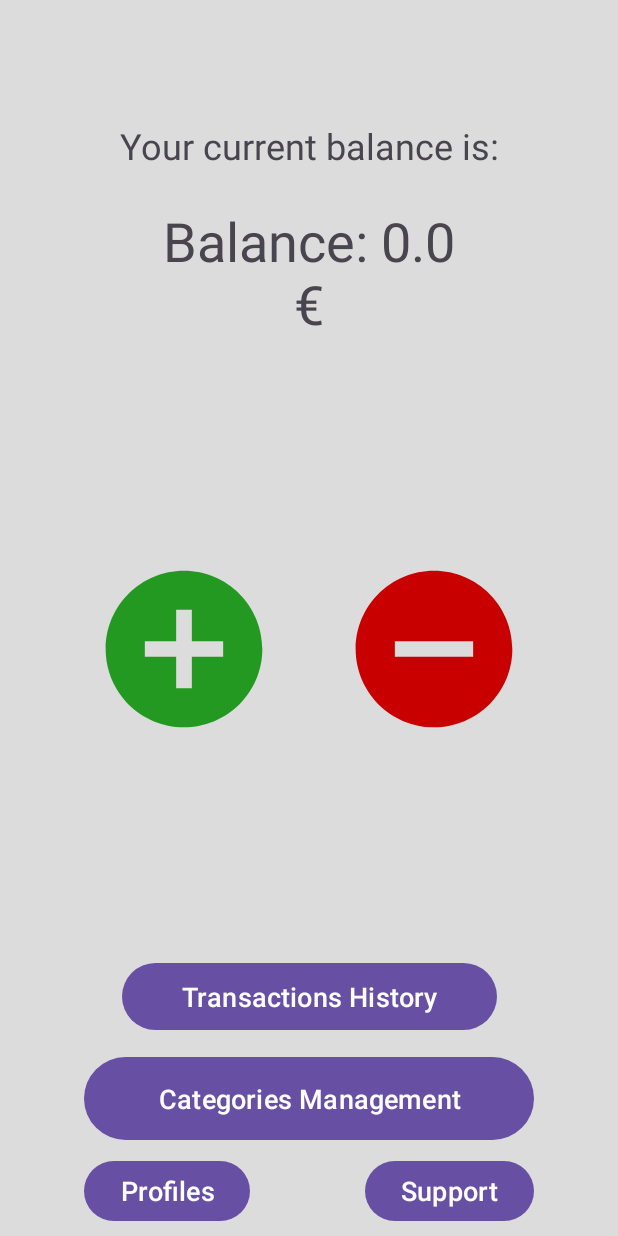
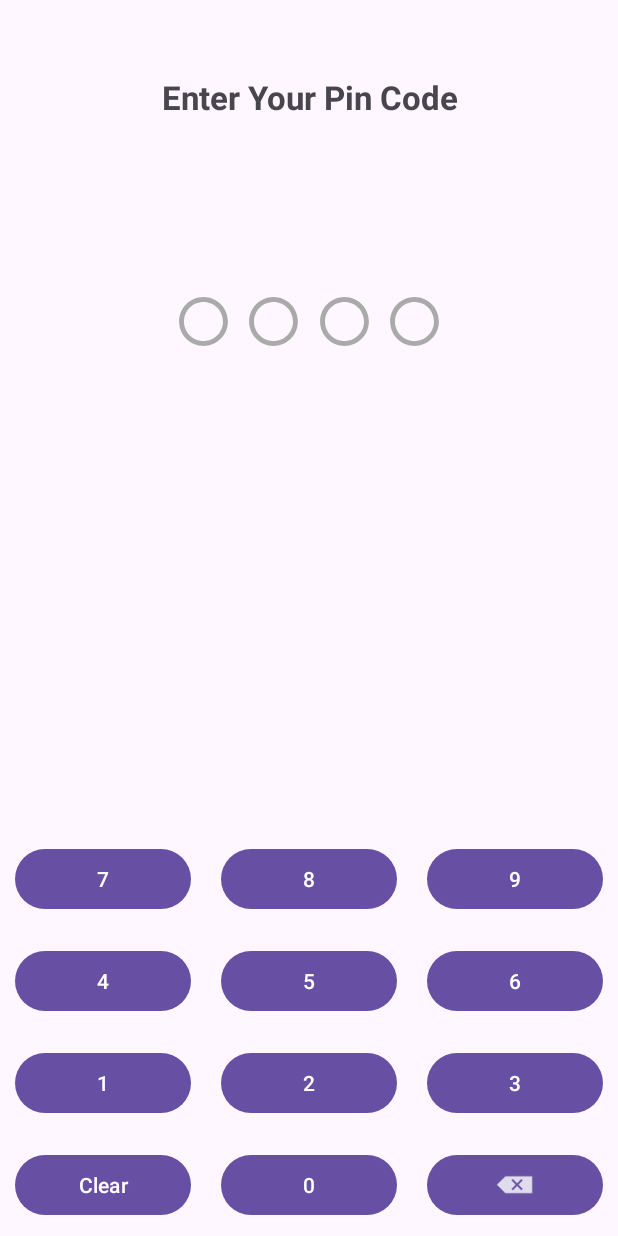
Before and after one commit to Alex-DCI/MyFinance, an Android app: the screen it shows after launch (MainActivity before the commit, StartActivity after it), on a phone screen of 412 x 824 dp. Run offline under Robolectric (Android 15) with nearby library versions, the phone set to English and light mode, and no system bars.

Commit message:
pincode activity implemented

```diff
--- a/app/build.gradle.kts
+++ b/app/build.gradle.kts
@@ -43,5 +43,4 @@ dependencies {
     implementation(libs.jackson.databind)
     implementation(libs.jackson.datatype.jsr310)
     runtimeOnly(libs.material.v1130alpha04)
-
 }
--- /dev/null
+++ b/app/src/main/java/org/dci/myfinance/StartActivity.java
@@ -0,0 +1,101 @@
+package org.dci.myfinance;
+
+import android.content.Intent;
+import android.os.Bundle;
+import android.view.View;
+import android.widget.Button;
+import android.widget.ImageView;
+import android.widget.Toast;
+
+import androidx.activity.EdgeToEdge;
+import androidx.appcompat.app.AppCompatActivity;
+import androidx.appcompat.content.res.AppCompatResources;
+import androidx.core.graphics.Insets;
+import androidx.core.view.ViewCompat;
+import androidx.core.view.WindowInsetsCompat;
+
+import java.util.ArrayList;
+
+public class StartActivity extends AppCompatActivity {
+    Button enterButton;
+    ArrayList<Integer> input;
+    ImageView[] pinChars;
+    @Override
+    protected void onCreate(Bundle savedInstanceState) {
+        super.onCreate(savedInstanceState);
+        EdgeToEdge.enable(this);
+        setContentView(R.layout.activity_start);
+        ViewCompat.setOnApplyWindowInsetsListener(findViewById(R.id.main), (v, insets) -> {
+            Insets systemBars = insets.getInsets(WindowInsetsCompat.Type.systemBars());
+            v.setPadding(systemBars.left, systemBars.top, systemBars.right, systemBars.bottom);
+            return insets;
+        });
+
+        Button[] numberButtons = new Button[10];
+        numberButtons[0] = findViewById(R.id.button0);
+        numberButtons[1] = findViewById(R.id.button1);
+        numberButtons[2] = findViewById(R.id.button2);
+        numberButtons[3] = findViewById(R.id.button3);
+        numberButtons[4] = findViewById(R.id.button4);
+        numberButtons[5] = findViewById(R.id.button5);
+        numberButtons[6] = findViewById(R.id.button6);
+        numberButtons[7] = findViewById(R.id.button7);
+        numberButtons[8] = findViewById(R.id.button8);
+        numberButtons[9] = findViewById(R.id.button9);
+        Button clearButton = findViewById(R.id.clearButton);
+        enterButton = findViewById(R.id.enterButton);
+        Button backspaceButton = findViewById(R.id.backSpaceButton);
+
+        pinChars = new ImageView[4];
+        pinChars[0] = findViewById(R.id.pinChar0);
+        pinChars[1] = findViewById(R.id.pinChar1);
+        pinChars[2] = findViewById(R.id.pinChar2);
+        pinChars[3] = findViewById(R.id.pinChar3);
+
+        input = new ArrayList<>(4);
+
+        for (int i = 0; i < 10; i++) {
+            int finalI = i;
+            numberButtons[i].setOnClickListener(v -> {
+                addNumber(finalI);
+            });
+        }
+        clearButton.setOnClickListener(v -> {
+            input.clear();
+            setPinChars();
+        });
+        backspaceButton.setOnClickListener(v -> {
+            input.remove(input.size() - 1);
+            setPinChars();
+        });
+        enterButton.setOnClickListener(v -> {
+            //TODO implement after profile is complete
+            Intent intent = new Intent(this, MainActivity.class);
+            startActivity(intent);
+        });
+    }
+
+    private void addNumber(int i) {
+        if (input.size() < 4) {
+            input.add(i);
+        } else {
+            Toast.makeText(this, "Only 4-digit PIN is allowed.", Toast.LENGTH_SHORT).show();
+        }
+        setPinChars();
+    }
+
+    private void setPinChars() {
+        for (int i = 0; i < 4; i++) {
+            if (i < input.size()) {
+                pinChars[i].setImageDrawable(AppCompatResources.getDrawable(this, R.drawable.circle_filled));
+            } else {
+                pinChars[i].setImageDrawable(AppCompatResources.getDrawable(this, R.drawable.circle));
+            }
+        }
+        if (input.size() == 4) {
+            enterButton.setVisibility(View.VISIBLE);
+        } else {
+            enterButton.setVisibility(View.INVISIBLE);
+        }
+    }
+}
--- /dev/null
+++ b/app/src/main/res/drawable-anydpi/circle.xml
@@ -0,0 +1,15 @@
+<vector xmlns:android="http://schemas.android.com/apk/res/android"
+    android:width="24dp"
+    android:height="24dp"
+    android:viewportWidth="24"
+    android:viewportHeight="24"
+    android:tint="#aaaaaa">
+  <group android:scaleX="1.104"
+      android:scaleY="1.104"
+      android:translateX="-1.248"
+      android:translateY="-1.248">
+    <path
+        android:fillColor="@android:color/white"
+        android:pathData="M12,2C6.47,2 2,6.47 2,12c0,5.53 4.47,10 10,10s10,-4.47 10,-10C22,6.47 17.53,2 12,2zM12,20c-4.42,0 -8,-3.58 -8,-8c0,-4.42 3.58,-8 8,-8s8,3.58 8,8C20,16.42 16.42,20 12,20z"/>
+  </group>
+</vector>
--- /dev/null
+++ b/app/src/main/res/drawable-anydpi/circle_filled.xml
@@ -0,0 +1,15 @@
+<vector xmlns:android="http://schemas.android.com/apk/res/android"
+    android:width="24dp"
+    android:height="24dp"
+    android:viewportWidth="24"
+    android:viewportHeight="24"
+    android:tint="#aaaaaa">
+  <group android:scaleX="1.104"
+      android:scaleY="1.104"
+      android:translateX="-1.248"
+      android:translateY="-1.248">
+    <path
+        android:fillColor="@android:color/white"
+        android:pathData="M12,2C6.47,2 2,6.47 2,12s4.47,10 10,10 10,-4.47 10,-10S17.53,2 12,2z"/>
+  </group>
+</vector>
--- /dev/null
+++ b/app/src/main/res/layout/activity_start.xml
@@ -0,0 +1,234 @@
+<?xml version="1.0" encoding="utf-8"?>
+<androidx.constraintlayout.widget.ConstraintLayout xmlns:android="http://schemas.android.com/apk/res/android"
+    xmlns:app="http://schemas.android.com/apk/res-auto"
+    xmlns:tools="http://schemas.android.com/tools"
+    android:id="@+id/main"
+    android:layout_width="match_parent"
+    android:layout_height="match_parent"
+    tools:context=".StartActivity">
+
+    <androidx.constraintlayout.widget.ConstraintLayout
+        android:id="@+id/constraintLayout5"
+        android:layout_width="200dp"
+        android:layout_height="50sp"
+        app:layout_constraintBottom_toTopOf="@+id/linearLayout3"
+        app:layout_constraintEnd_toEndOf="parent"
+        app:layout_constraintStart_toStartOf="parent"
+        app:layout_constraintTop_toBottomOf="@+id/textView"
+        app:layout_constraintVertical_bias="0.26">
+
+        <ImageView
+            android:id="@+id/pinChar0"
+            android:layout_width="35sp"
+            android:layout_height="35sp"
+            app:layout_constraintBottom_toBottomOf="parent"
+            app:layout_constraintEnd_toStartOf="@+id/pinChar1"
+            app:layout_constraintStart_toStartOf="parent"
+            app:layout_constraintTop_toTopOf="parent"
+            app:srcCompat="@drawable/circle" />
+
+        <ImageView
+            android:id="@+id/pinChar1"
+            android:layout_width="35sp"
+            android:layout_height="35sp"
+            app:layout_constraintBottom_toBottomOf="parent"
+            app:layout_constraintEnd_toStartOf="@+id/pinChar2"
+            app:layout_constraintStart_toEndOf="@id/pinChar0"
+            app:layout_constraintTop_toTopOf="parent"
+            app:srcCompat="@drawable/circle" />
+
+        <ImageView
+            android:id="@+id/pinChar2"
+            android:layout_width="35sp"
+            android:layout_height="35sp"
+            app:layout_constraintBottom_toBottomOf="parent"
+            app:layout_constraintEnd_toStartOf="@+id/pinChar3"
+            app:layout_constraintStart_toEndOf="@id/pinChar1"
+            app:layout_constraintTop_toTopOf="parent"
+            app:srcCompat="@drawable/circle" />
+
+        <ImageView
+            android:id="@+id/pinChar3"
+            android:layout_width="35sp"
+            android:layout_height="35sp"
+            app:layout_constraintBottom_toBottomOf="parent"
+            app:layout_constraintEnd_toEndOf="parent"
+            app:layout_constraintStart_toEndOf="@+id/pinChar2"
+            app:layout_constraintTop_toTopOf="parent"
+            app:srcCompat="@drawable/circle" />
+    </androidx.constraintlayout.widget.ConstraintLayout>
+
+    <LinearLayout
+        android:id="@+id/linearLayout3"
+        android:layout_width="match_parent"
+        android:layout_height="wrap_content"
+        android:orientation="vertical"
+        app:layout_constraintBottom_toBottomOf="parent"
+        app:layout_constraintEnd_toEndOf="parent"
+        app:layout_constraintStart_toStartOf="parent">
+
+        <LinearLayout
+            android:layout_width="match_parent"
+            android:layout_height="match_parent"
+            android:orientation="horizontal">
+
+            <Button
+                android:id="@+id/button7"
+                android:layout_width="wrap_content"
+                android:layout_height="wrap_content"
+                android:layout_marginHorizontal="10sp"
+                android:layout_marginVertical="10sp"
+                android:layout_weight="1"
+                android:text="7" />
+
+            <Button
+                android:id="@+id/button8"
+                android:layout_width="wrap_content"
+                android:layout_height="wrap_content"
+                android:layout_marginHorizontal="10sp"
+                android:layout_marginVertical="10sp"
+                android:layout_weight="1"
+                android:text="8" />
+
+            <Button
+                android:id="@+id/button9"
+                android:layout_width="wrap_content"
+                android:layout_height="wrap_content"
+                android:layout_marginHorizontal="10sp"
+                android:layout_marginVertical="10sp"
+                android:layout_weight="1"
+                android:text="9" />
+        </LinearLayout>
+
+        <LinearLayout
+            android:layout_width="match_parent"
+            android:layout_height="match_parent"
+            android:orientation="horizontal">
+
+            <Button
+                android:id="@+id/button4"
+                android:layout_width="wrap_content"
+                android:layout_height="wrap_content"
+                android:layout_marginHorizontal="10sp"
+                android:layout_marginVertical="10sp"
+                android:layout_weight="1"
+                android:text="4" />
+
+            <Button
+                android:id="@+id/button5"
+                android:layout_width="wrap_content"
+                android:layout_height="wrap_content"
+                android:layout_marginHorizontal="10sp"
+                android:layout_marginVertical="10sp"
+                android:layout_weight="1"
+                android:text="5" />
+
+            <Button
+                android:id="@+id/button6"
+                android:layout_width="wrap_content"
+                android:layout_height="wrap_content"
+                android:layout_marginHorizontal="10sp"
+                android:layout_marginVertical="10sp"
+                android:layout_weight="1"
+                android:text="6" />
+        </LinearLayout>
+
+        <LinearLayout
+            android:layout_width="match_parent"
+            android:layout_height="match_parent"
+            android:orientation="horizontal">
+
+            <Button
+                android:id="@+id/button1"
+                android:layout_width="wrap_content"
+                android:layout_height="wrap_content"
+                android:layout_marginHorizontal="10sp"
+                android:layout_marginVertical="10sp"
+                android:layout_weight="1"
+                android:text="1" />
+
+            <Button
+                android:id="@+id/button2"
+                android:layout_width="wrap_content"
+                android:layout_height="wrap_content"
+                android:layout_marginHorizontal="10sp"
+                android:layout_marginVertical="10sp"
+                android:layout_weight="1"
+                android:text="2" />
+
+            <Button
+                android:id="@+id/button3"
+                android:layout_width="wrap_content"
+                android:layout_height="wrap_content"
+                android:layout_marginHorizontal="10sp"
+                android:layout_marginVertical="10sp"
+                android:layout_weight="1"
+                android:text="3" />
+        </LinearLayout>
+
+        <LinearLayout
+            android:layout_width="match_parent"
+            android:layout_height="match_parent"
+            android:orientation="horizontal">
+
+            <Button
+                android:id="@+id/clearButton"
+                android:layout_width="wrap_content"
+                android:layout_height="wrap_content"
+                android:layout_marginHorizontal="10sp"
+                android:layout_marginVertical="10sp"
+                android:layout_weight="1"
+                android:text="@string/clear" />
+
+            <Button
+                android:id="@+id/button0"
+                android:layout_width="wrap_content"
+                android:layout_height="wrap_content"
+                android:layout_marginHorizontal="10sp"
+                android:layout_marginVertical="10sp"
+                android:layout_weight="1"
+                android:text="0" />
+
+            <Button
+                android:id="@+id/backSpaceButton"
+                android:layout_width="wrap_content"
+                android:layout_height="wrap_content"
+                android:layout_marginHorizontal="10sp"
+                android:layout_marginVertical="10sp"
+                android:layout_weight="1"
+                android:contentDescription="@string/backspace"
+                android:textAlignment="center"
+                app:icon="@android:drawable/ic_input_delete"
+                app:iconGravity="textStart"
+                app:iconPadding="0dp"
+                app:iconSize="26sp"
+                app:iconTintMode="src_in" />
+        </LinearLayout>
+    </LinearLayout>
+
+    <TextView
+        android:id="@+id/textView"
+        android:layout_width="match_parent"
+        android:layout_height="wrap_content"
+        android:layout_marginTop="50dp"
+        android:text="@string/enter_your_pin_code"
+        android:textAlignment="center"
+        android:textSize="22sp"
+        android:textStyle="bold"
+        app:layout_constraintEnd_toEndOf="parent"
+        app:layout_constraintStart_toStartOf="parent"
+        app:layout_constraintTop_toTopOf="parent" />
+
+    <Button
+        android:id="@+id/enterButton"
+        android:layout_width="match_parent"
+        android:layout_height="wrap_content"
+        android:layout_marginHorizontal="25sp"
+        android:layout_marginTop="50sp"
+        android:text="Enter"
+        android:visibility="invisible"
+        app:layout_constraintEnd_toEndOf="parent"
+        app:layout_constraintStart_toStartOf="parent"
+        app:layout_constraintTop_toBottomOf="@+id/constraintLayout5" />
+
+</androidx.constraintlayout.widget.ConstraintLayout>
--- a/app/src/main/res/values/strings.xml
+++ b/app/src/main/res/values/strings.xml
@@ -43,4 +43,9 @@
     <string name="lettersAmountError">The name must contain 3 to 15 letters</string>
     <string name="charsSetError">The name must only contain letters, numbers and underscore</string>
     <string name="emailIsInvalid">The entered email is incorrect</string>
+    <string name="chooseAnImageSource">Choose an Image Source</string>
+    <string name="enter">Enter</string>
+    <string name="enter_your_pin_code">Enter Your Pin Code</string>
+    <string name="clear">Clear</string>
+    <string name="backspace">backspace</string>
 </resources>
--- a/gradle/libs.versions.toml
+++ b/gradle/libs.versions.toml
@@ -7,22 +7,27 @@ junit = "4.13.2"
 junitVersion = "1.2.1"
 espressoCore = "3.6.1"
 appcompat = "1.7.0"
+lollipin = "2.0.0"
+lollipinVersion = "2.1.0"
 material = "1.12.0"
 activity = "1.9.0"
 constraintlayout = "2.1.4"
 materialVersion = "1.13.0-alpha04"
 
 [libraries]
+appcompat-v7 = { module = "com.android.support:appcompat-v7", version.ref = "appcompatV7" }
 jackson-databind = { module = "com.fasterxml.jackson.core:jackson-databind", version.ref = "jacksonDatabind" }
 jackson-datatype-jsr310 = { module = "com.fasterxml.jackson.datatype:jackson-datatype-jsr310", version.ref = "jacksonDatatypeJsr310" }
 junit = { group = "junit", name = "junit", version.ref = "junit" }
 ext-junit = { group = "androidx.test.ext", name = "junit", version.ref = "junitVersion" }
 espresso-core = { group = "androidx.test.espresso", name = "espresso-core", version.ref = "espressoCore" }
 appcompat = { group = "androidx.appcompat", name = "appcompat", version.ref = "appcompat" }
+lollipin = { module = "com.github.orangegangsters:lollipin", version.ref = "lollipin" }
 material = { group = "com.google.android.material", name = "material", version.ref = "material" }
 activity = { group = "androidx.activity", name = "activity", version.ref = "activity" }
 constraintlayout = { group = "androidx.constraintlayout", name = "constraintlayout", version.ref = "constraintlayout" }
 material-v1130alpha04 = { module = "com.google.android.material:material", version.ref = "materialVersion" }
+omadahealth-lollipin = { module = "com.github.omadahealth:lollipin", version.ref = "lollipinVersion" }
 
 [plugins]
 android-application = { id = "com.android.application", version.ref = "agp" }
```
Also changed, not shown: app/src/main/AndroidManifest.xml (+20 -10 lines), app/src/main/java/org/dci/myfinance/FilesOperations.java (+17 -10 lines), app/src/main/java/org/dci/myfinance/ProfileManagementActivity.java (+74 -96 lines), app/src/main/res/drawable-hdpi/circle.png (added), app/src/main/res/drawable-hdpi/circle_filled.png (added), app/src/main/res/drawable-mdpi/circle.png (added), app/src/main/res/drawable-mdpi/circle_filled.png (added), app/src/main/res/drawable-xhdpi/circle.png (added), app/src/main/res/drawable-xhdpi/circle_filled.png (added), app/src/main/res/drawable-xxhdpi/circle.png (added), app/src/main/res/drawable-xxhdpi/circle_filled.png (added).
